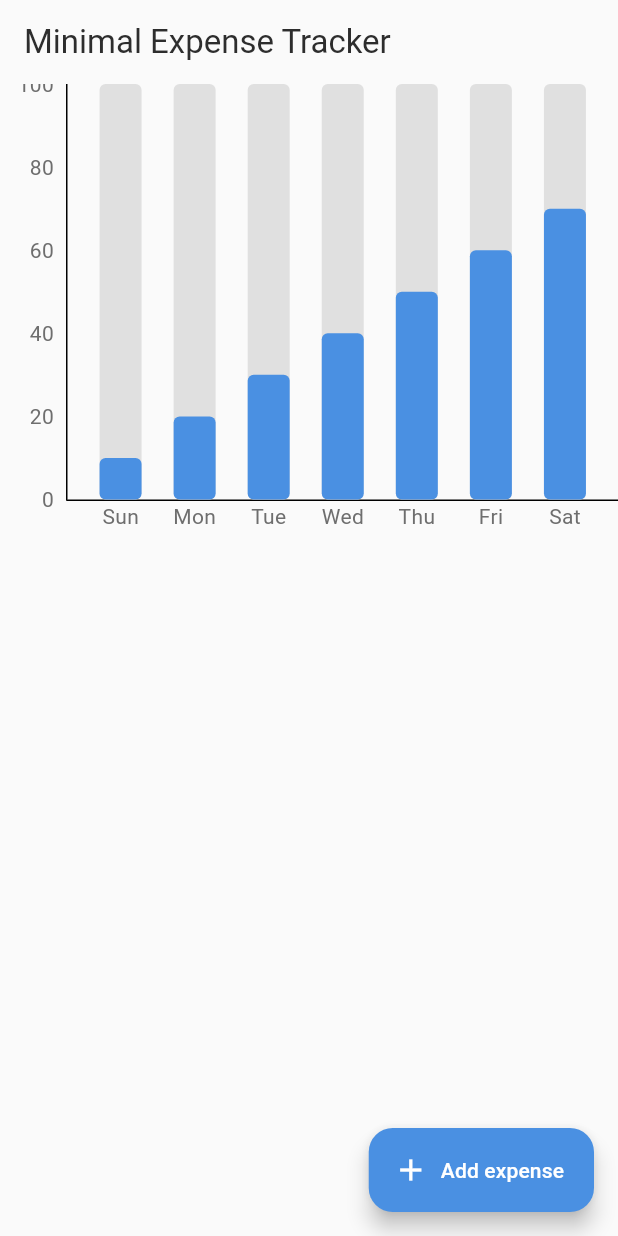
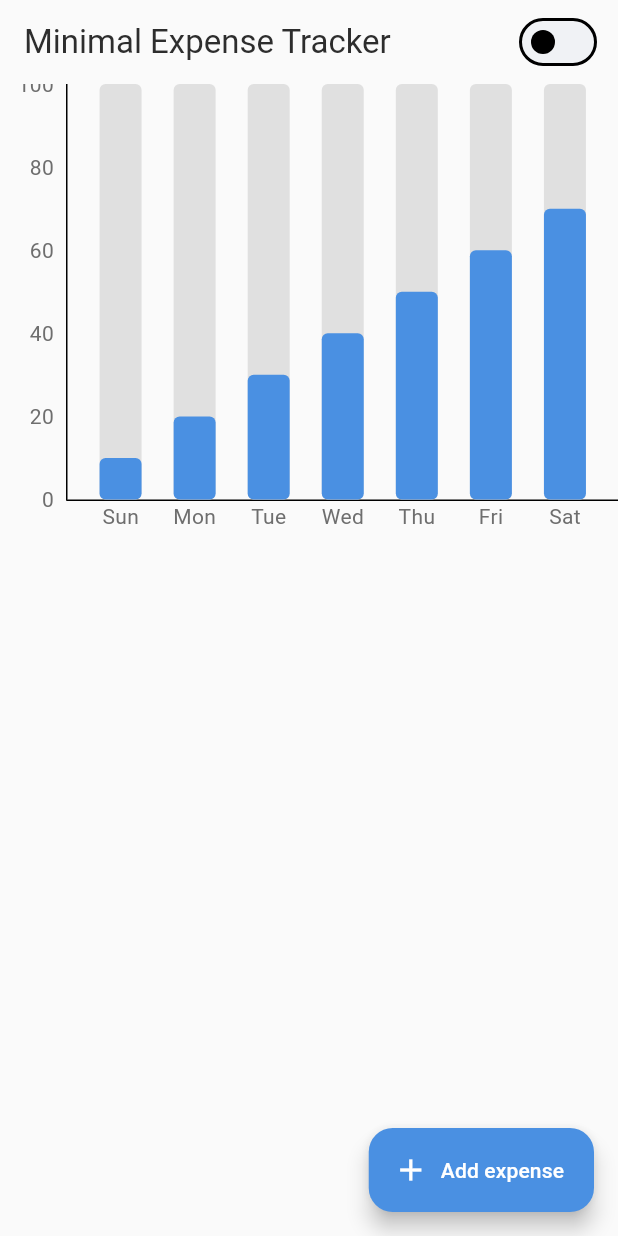
Before and after one commit to marufrobin/Minimal_Expense_Tracker, a Flutter app: the screen it shows after launch, on a phone screen of 412 x 824 dp. Run offline on Flutter 3.47's test engine with Material 3 defaults, Android fonts, the phone set to English and light mode, and no system bars; drawn by our look-alikes of fl_chart; our stand-ins replace bloc, equatable, flutter_bloc, isar; accounts and stored records are empty; generated files the repository leaves out were written again.

Commit message:
Add ChangeThemeWidget: Implement theme switching functionality in HomeScreens

```diff
--- a/lib/screens/home/home.screen.dart
+++ b/lib/screens/home/home.screen.dart
@@ -1,6 +1,8 @@
 import 'package:flutter/material.dart';
 import 'package:minimal_expense_tracker/screens/add_expense/add_expanse.screen.dart';
 import 'package:minimal_expense_tracker/screens/expanse_chart/expanse_chart.screen.dart';
+
+import '../../themes/change_theme.widget.dart';
 
 class HomeScreens extends StatelessWidget {
   const HomeScreens({super.key});
@@ -9,7 +11,10 @@ class HomeScreens extends StatelessWidget {
   Widget build(BuildContext context) {
     final theme = Theme.of(context);
     return Scaffold(
-      appBar: AppBar(title: const Text('Minimal Expense Tracker')),
+      appBar: AppBar(
+        title: const Text('Minimal Expense Tracker'),
+        actions: [ChangeThemeWidget(), SizedBox(width: 10)],
+      ),
       body: SingleChildScrollView(
         scrollDirection: Axis.horizontal,
         child: Column(children: [ExpanseChartScreen()]),
--- a/lib/themes/change_theme.widget.dart
+++ b/lib/themes/change_theme.widget.dart
@@ -0,0 +1,26 @@
+import 'package:flutter/material.dart';
+import 'package:flutter_bloc/flutter_bloc.dart';
+import 'package:minimal_expense_tracker/bloc/theme_change_bloc/theme_change_cubit.dart';
+
+class ChangeThemeWidget extends StatelessWidget {
+  const ChangeThemeWidget({super.key});
+
+  @override
+  Widget build(BuildContext context) {
+    return BlocBuilder<ThemeChangeCubit, ThemeMode>(
+      builder: (context, state) {
+        return Switch.adaptive(
+          applyCupertinoTheme: true,
+          value: state == ThemeMode.dark ? true : false,
+          onChanged: (value) {
+            if (value) {
+              context.read<ThemeChangeCubit>().changeTheme(ThemeMode.dark);
+            } else {
+              context.read<ThemeChangeCubit>().changeTheme(ThemeMode.light);
+            }
+          },
+        );
+      },
+    );
+  }
+}
```
